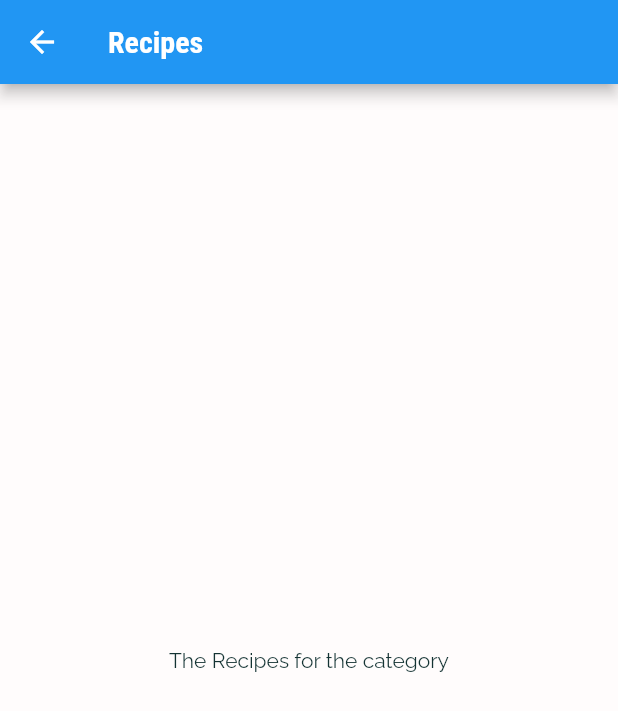
After one commit to JayBee007/2021Q4, a Flutter app: the screen it shows after launch, after a tap on "Italian", on a phone screen of 412 x 824 dp. The commit adds this screen. Shown: the top 711 px of the screen. Run offline on Flutter 3.47's test engine with Material 2 defaults, Android fonts, the phone set to English and light mode, and no system bars.

Commit message:
feat (flutter-meal-app): add navigation to meals screen

```diff
--- a/flutter_meal_app/lib/components/category_item.dart
+++ b/flutter_meal_app/lib/components/category_item.dart
@@ -1,5 +1,6 @@
 import 'package:flutter/material.dart';
 
+import '../screens/meals_screen.dart';
 class CategoryItem extends StatelessWidget {
   final String title;
   final Color color;
@@ -7,9 +8,19 @@ class CategoryItem extends StatelessWidget {
   const CategoryItem({Key? key, required this.title, required this.color})
       : super(key: key);
 
+  void _selectCategory(context) {
+    Navigator.of(context).push(MaterialPageRoute(builder: (_) {
+      return const MealsScreen();
+    }));
+  }
+
   @override
   Widget build(BuildContext context) {
-    return Container(
+    return InkWell(
+      onTap: () => _selectCategory(context),
+      splashColor: Theme.of(context).primaryColor,
+      borderRadius: BorderRadius.circular(15),
+      child: Container(
         padding: const EdgeInsets.all(15),
         decoration: BoxDecoration(
           borderRadius: BorderRadius.circular(15),
@@ -19,6 +30,7 @@ class CategoryItem extends StatelessWidget {
               end: Alignment.bottomRight),
         ),
         child: Text(title, style: Theme.of(context).textTheme.headline6),
+      ),
     );
   }
 }
--- /dev/null
+++ b/flutter_meal_app/lib/screens/meals_screen.dart
@@ -0,0 +1,18 @@
+import 'package:flutter/material.dart';
+
+
+class MealsScreen extends StatelessWidget {
+  const MealsScreen({Key? key}) : super(key: key);
+
+  @override
+  Widget build(BuildContext context) {
+    return Scaffold(
+      appBar: AppBar(
+        title: const Text('Recipes'),
+      ),
+      body: const Center(
+      child: Text('The Recipes for the category')
+    ),
+    );
+  }
+}
```
Lines whose indentation alone changed are shown as unchanged.
